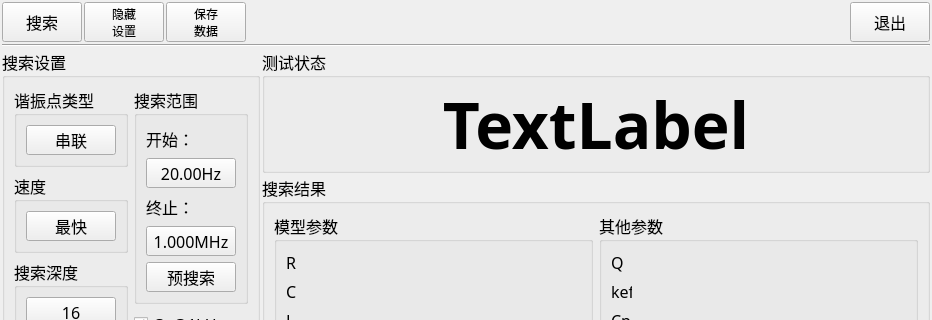
This is ResonaceMode/wkResonaceMode.ui in caicaiking/WKEFactoryView2014 as Qt 5 draws it before an edit; both pictures show x 0 to 932 and y 0 to 320 of the 932 by 680 pixel window. The edited form follows.
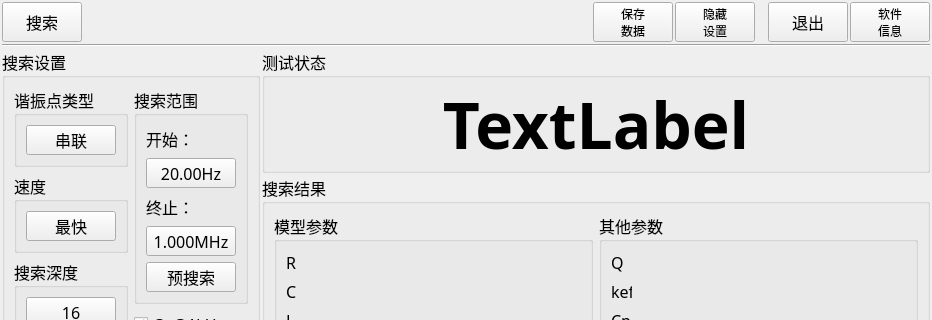
This is the edited form. Icons and pictures are not drawn. Custom widgets are drawn as their Qt base class.

Patch:
```diff
--- a/ResonaceMode/wkResonaceMode.ui
+++ b/ResonaceMode/wkResonaceMode.ui
@@ -7,7 +7,7 @@
     <x>0</x>
     <y>0</y>
     <width>932</width>
-    <height>541</height>
+    <height>555</height>
    </rect>
   </property>
   <property name="font">
@@ -83,84 +83,6 @@
         </property>
        </widget>
       </item>
-      <item>
-       <widget class="QPushButton" name="btnShowSetup">
-        <property name="minimumSize">
-         <size>
-          <width>75</width>
-          <height>40</height>
-         </size>
-        </property>
-        <property name="maximumSize">
-         <size>
-          <width>16777215</width>
-          <height>40</height>
-         </size>
-        </property>
-        <property name="font">
-         <font>
-          <family>楷体</family>
-          <pointsize>9</pointsize>
-         </font>
-        </property>
-        <property name="text">
-         <string>隐藏
-设置</string>
-        </property>
-        <property name="icon">
-         <iconset resource="../recFile/myRes.qrc">
-          <normaloff>:/Icons/instrument.png</normaloff>:/Icons/instrument.png</iconset>
-        </property>
-        <property name="iconSize">
-         <size>
-          <width>25</width>
-          <height>25</height>
-         </size>
-        </property>
-        <property name="checkable">
-         <bool>true</bool>
-        </property>
-       </widget>
-      </item>
-      <item>
-       <widget class="QPushButton" name="btnSaveDataFile">
-        <property name="minimumSize">
-         <size>
-          <width>75</width>
-          <height>40</height>
-         </size>
-        </property>
-        <property name="maximumSize">
-         <size>
-          <width>16777215</width>
-          <height>40</height>
-         </size>
-        </property>
-        <property name="font">
-         <font>
-          <family>楷体</family>
-          <pointsize>9</pointsize>
-         </font>
-        </property>
-        <property name="text">
-         <string>保存
-数据</string>
-        </property>
-        <property name="icon">
-         <iconset resource="../recFile/myRes.qrc">
-          <normaloff>:/Icons/stepSave.png</normaloff>:/Icons/stepSave.png</iconset>
-        </property>
-        <property name="iconSize">
-         <size>
-          <width>25</width>
-          <height>25</height>
-         </size>
-        </property>
-        <property name="checkable">
-         <bool>true</bool>
-        </property>
-       </widget>
-      </item>
       <item>
        <spacer name="horizontalSpacer">
         <property name="font">
@@ -180,6 +102,84 @@
         </property>
        </spacer>
       </item>
+      <item>
+       <widget class="QPushButton" name="btnSaveDataFile">
+        <property name="minimumSize">
+         <size>
+          <width>75</width>
+          <height>40</height>
+         </size>
+        </property>
+        <property name="maximumSize">
+         <size>
+          <width>16777215</width>
+          <height>40</height>
+         </size>
+        </property>
+        <property name="font">
+         <font>
+          <family>楷体</family>
+          <pointsize>9</pointsize>
+         </font>
+        </property>
+        <property name="text">
+         <string>保存
+数据</string>
+        </property>
+        <property name="icon">
+         <iconset resource="../recFile/myRes.qrc">
+          <normaloff>:/Icons/stepSave.png</normaloff>:/Icons/stepSave.png</iconset>
+        </property>
+        <property name="iconSize">
+         <size>
+          <width>25</width>
+          <height>25</height>
+         </size>
+        </property>
+        <property name="checkable">
+         <bool>true</bool>
+        </property>
+       </widget>
+      </item>
+      <item>
+       <widget class="QPushButton" name="btnShowSetup">
+        <property name="minimumSize">
+         <size>
+          <width>75</width>
+          <height>40</height>
+         </size>
+        </property>
+        <property name="maximumSize">
+         <size>
+          <width>16777215</width>
+          <height>40</height>
+         </size>
+        </property>
+        <property name="font">
+         <font>
+          <family>楷体</family>
+          <pointsize>9</pointsize>
+         </font>
+        </property>
+        <property name="text">
+         <string>隐藏
+设置</string>
+        </property>
+        <property name="icon">
+         <iconset resource="../recFile/myRes.qrc">
+          <normaloff>:/Icons/instrument.png</normaloff>:/Icons/instrument.png</iconset>
+        </property>
+        <property name="iconSize">
+         <size>
+          <width>25</width>
+          <height>25</height>
+         </size>
+        </property>
+        <property name="checkable">
+         <bool>true</bool>
+        </property>
+       </widget>
+      </item>
       <item>
        <widget class="QLabel" name="lblTime">
         <property name="font">
@@ -228,6 +228,45 @@
         </property>
        </widget>
       </item>
+      <item>
+       <widget class="QPushButton" name="btnInfo">
+        <property name="minimumSize">
+         <size>
+          <width>75</width>
+          <height>40</height>
+         </size>
+        </property>
+        <property name="maximumSize">
+         <size>
+          <width>16777215</width>
+          <height>40</height>
+         </size>
+        </property>
+        <property name="font">
+         <font>
+          <family>楷体</family>
+          <pointsize>9</pointsize>
+         </font>
+        </property>
+        <property name="text">
+         <string>软件
+信息</string>
+        </property>
+        <property name="icon">
+         <iconset resource="../recFile/myRes.qrc">
+          <normaloff>:/Icons/info.png</normaloff>:/Icons/info.png</iconset>
+        </property>
+        <property name="iconSize">
+         <size>
+          <width>25</width>
+          <height>25</height>
+         </size>
+        </property>
+        <property name="checkable">
+         <bool>true</bool>
+        </property>
+       </widget>
+      </item>
      </layout>
     </item>
     <item>
```
